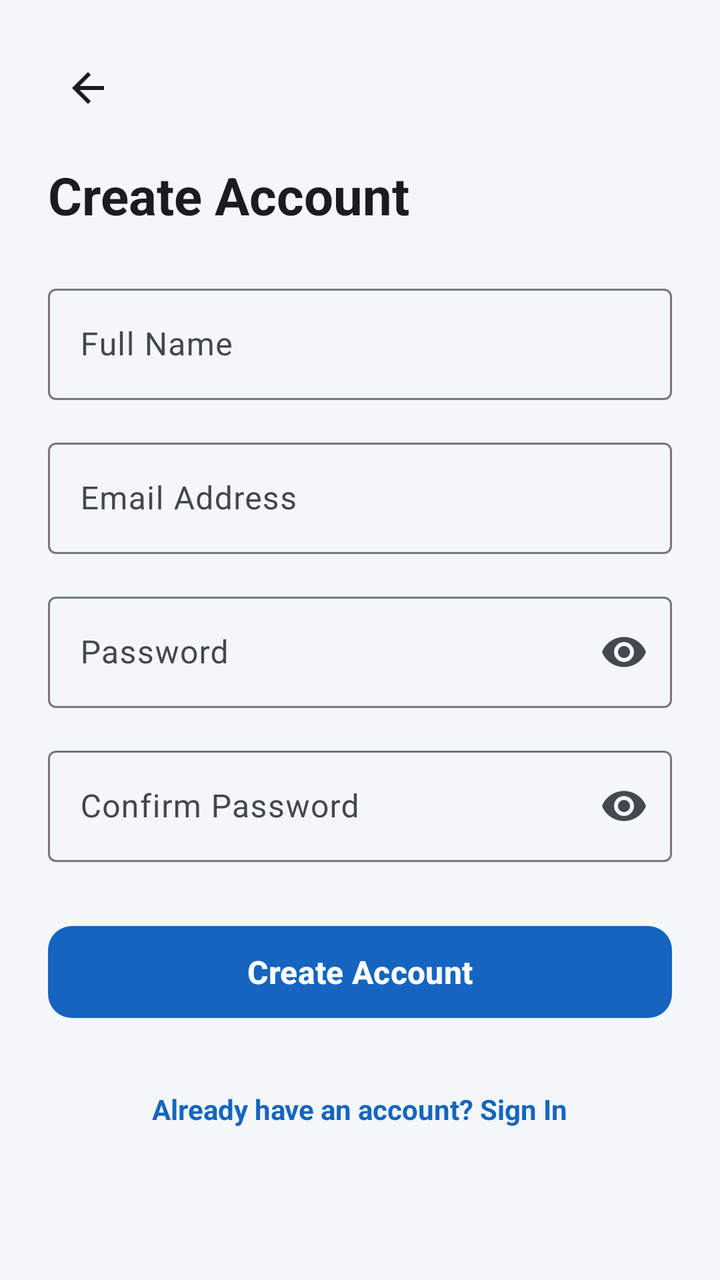
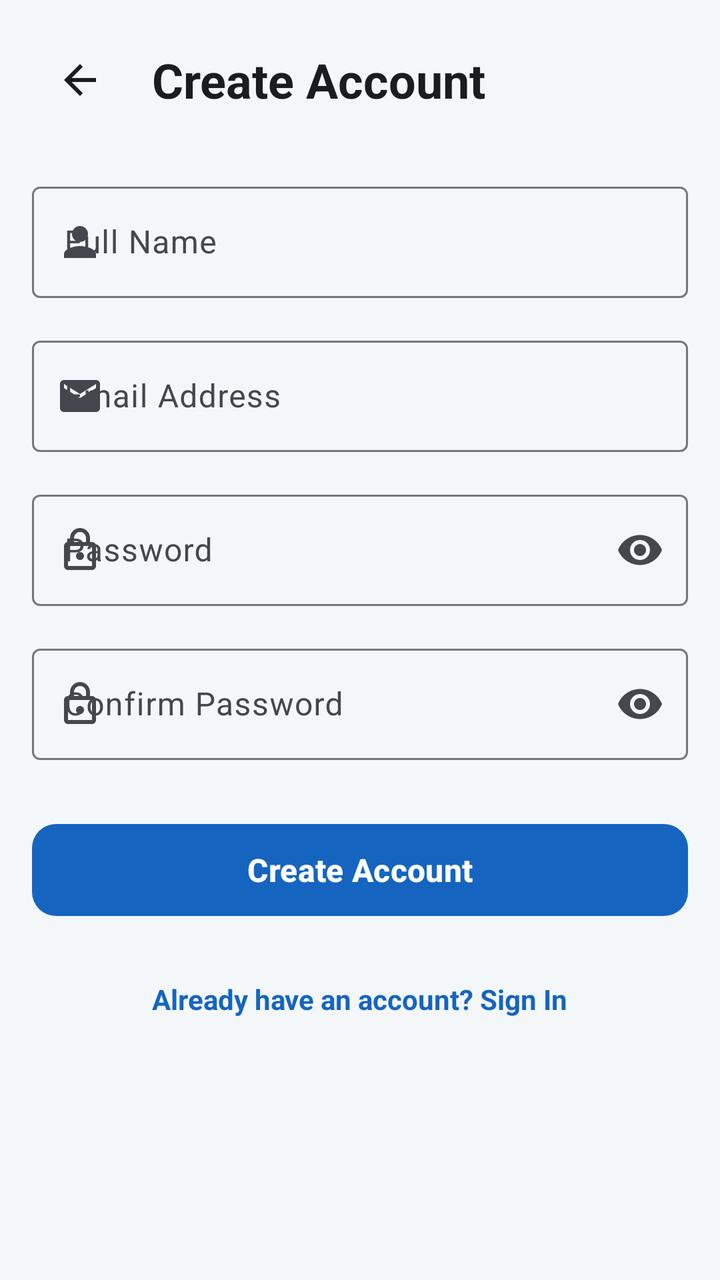

Two renders of the same Android screen: before a commit and after it. Below are the layout's source before the change and the commit's diff.
<!-- AndroidManifest.xml: application theme Theme.Tourism_App -->
<!-- res/layout/activity_register.xml -->
<?xml version="1.0" encoding="utf-8"?>
<androidx.core.widget.NestedScrollView xmlns:android="http://schemas.android.com/apk/res/android"
    xmlns:app="http://schemas.android.com/apk/res-auto"
    xmlns:tools="http://schemas.android.com/tools"
    android:layout_width="match_parent"
    android:layout_height="match_parent"
    android:fillViewport="true"
    android:background="@color/background">

    <androidx.constraintlayout.widget.ConstraintLayout
        android:layout_width="match_parent"
        android:layout_height="wrap_content"
        android:padding="24dp">

        <ImageButton
            android:id="@+id/btn_back"
            android:layout_width="40dp"
            android:layout_height="40dp"
            android:background="?attr/selectableItemBackgroundBorderless"
            android:contentDescription="@string/register"
            android:src="@drawable/ic_arrow_back"
            app:layout_constraintStart_toStartOf="parent"
            app:layout_constraintTop_toTopOf="parent"
            app:tint="@color/on_surface" />

        <TextView
            android:id="@+id/tv_register_title"
            android:layout_width="0dp"
            android:layout_height="wrap_content"
            android:layout_marginTop="16dp"
            android:text="@string/register"
            android:textColor="@color/on_surface"
            android:textSize="26sp"
            android:textStyle="bold"
            app:layout_constraintEnd_toEndOf="parent"
            app:layout_constraintStart_toStartOf="parent"
            app:layout_constraintTop_toBottomOf="@id/btn_back" />

        <com.google.android.material.textfield.TextInputLayout
            android:id="@+id/til_name"
            style="@style/Widget.Material3.TextInputLayout.OutlinedBox"
            android:layout_width="0dp"
            android:layout_height="wrap_content"
            android:layout_marginTop="24dp"
            android:hint="@string/full_name"
            app:layout_constraintEnd_toEndOf="parent"
            app:layout_constraintStart_toStartOf="parent"
            app:layout_constraintTop_toBottomOf="@id/tv_register_title">

            <com.google.android.material.textfield.TextInputEditText
                android:id="@+id/et_name"
                android:layout_width="match_parent"
                android:layout_height="wrap_content"
                android:inputType="textPersonName" />
        </com.google.android.material.textfield.TextInputLayout>

        <com.google.android.material.textfield.TextInputLayout
            android:id="@+id/til_reg_email"
            style="@style/Widget.Material3.TextInputLayout.OutlinedBox"
            android:layout_width="0dp"
            android:layout_height="wrap_content"
            android:layout_marginTop="16dp"
            android:hint="@string/email"
            app:layout_constraintEnd_toEndOf="parent"
            app:layout_constraintStart_toStartOf="parent"
            app:layout_constraintTop_toBottomOf="@id/til_name">

            <com.google.android.material.textfield.TextInputEditText
                android:id="@+id/et_reg_email"
                android:layout_width="match_parent"
                android:layout_height="wrap_content"
                android:inputType="textEmailAddress" />
        </com.google.android.material.textfield.TextInputLayout>

        <com.google.android.material.textfield.TextInputLayout
            android:id="@+id/til_reg_password"
            style="@style/Widget.Material3.TextInputLayout.OutlinedBox"
            android:layout_width="0dp"
            android:layout_height="wrap_content"
            android:layout_marginTop="16dp"
            android:hint="@string/password"
            app:endIconMode="password_toggle"
            app:layout_constraintEnd_toEndOf="parent"
            app:layout_constraintStart_toStartOf="parent"
            app:layout_constraintTop_toBottomOf="@id/til_reg_email">

            <com.google.android.material.textfield.TextInputEditText
                android:id="@+id/et_reg_password"
                android:layout_width="match_parent"
                android:layout_height="wrap_content"
                android:inputType="textPassword" />
        </com.google.android.material.textfield.TextInputLayout>

        <com.google.android.material.textfield.TextInputLayout
            android:id="@+id/til_confirm_password"
            style="@style/Widget.Material3.TextInputLayout.OutlinedBox"
            android:layout_width="0dp"
            android:layout_height="wrap_content"
            android:layout_marginTop="16dp"
            android:hint="@string/confirm_password"
            app:endIconMode="password_toggle"
            app:layout_constraintEnd_toEndOf="parent"
            app:layout_constraintStart_toStartOf="parent"
            app:layout_constraintTop_toBottomOf="@id/til_reg_password">

            <com.google.android.material.textfield.TextInputEditText
                android:id="@+id/et_confirm_password"
                android:layout_width="match_parent"
                android:layout_height="wrap_content"
                android:inputType="textPassword" />
        </com.google.android.material.textfield.TextInputLayout>

        <com.google.android.material.button.MaterialButton
            android:id="@+id/btn_register"
            android:layout_width="0dp"
            android:layout_height="54dp"
            android:layout_marginTop="28dp"
            android:text="@string/register"
            android:textSize="16sp"
            android:textStyle="bold"
            app:cornerRadius="12dp"
            app:layout_constraintEnd_toEndOf="parent"
            app:layout_constraintStart_toStartOf="parent"
            app:layout_constraintTop_toBottomOf="@id/til_confirm_password" />

        <TextView
            android:id="@+id/tv_go_login"
            android:layout_width="wrap_content"
            android:layout_height="wrap_content"
            android:layout_marginTop="24dp"
            android:padding="8dp"
            android:text="@string/already_have_an_account"
            android:textColor="@color/primary"
            android:textSize="14sp"
            android:textStyle="bold"
            app:layout_constraintEnd_toEndOf="parent"
            app:layout_constraintStart_toStartOf="parent"
            app:layout_constraintTop_toBottomOf="@id/btn_register" />

    </androidx.constraintlayout.widget.ConstraintLayout>

</androidx.core.widget.NestedScrollView>
<!-- resources referenced by this layout -->
<resources>
  <color name="background">#F4F7FA</color>
  <color name="on_surface">#1A1C1E</color>
  <color name="primary">#1565C0</color>
  <!-- drawable ic_arrow_back (drawable) -->
  <vector xmlns:android="http://schemas.android.com/apk/res/android"
      android:width="24dp"
      android:height="24dp"
      android:viewportWidth="24"
      android:viewportHeight="24">
    <path
        android:fillColor="#FF000000"
        android:pathData="M20,11H7.83l5.59,-5.59L12,4l-8,8 8,8 1.41,-1.41L7.83,13H20v-2z"/>
  </vector>
  <string name="already_have_an_account">Already have an account? Sign In</string>
  <string name="confirm_password">Confirm Password</string>
  <string name="email">Email Address</string>
  <string name="full_name">Full Name</string>
  <string name="password">Password</string>
  <string name="register">Create Account</string>
  <style name="Theme.Tourism_App" parent="Base.Theme.Tourism_App" />
  <color name="on_primary">#FFFFFF</color>
  <color name="primary_container">#D0E4FF</color>
  <color name="on_primary_container">#001D36</color>
  <color name="secondary">#0277BD</color>
  <color name="on_secondary">#FFFFFF</color>
  <color name="secondary_container">#E1F5FE</color>
  <color name="on_secondary_container">#001F29</color>
  <color name="tertiary">#0288D1</color>
  <color name="on_tertiary">#FFFFFF</color>
  <color name="tertiary_container">#E0F7FA</color>
  <color name="on_tertiary_container">#001F24</color>
  <color name="on_background">#1A1C1E</color>
  <color name="surface">#FFFFFF</color>
  <color name="surface_variant">#E0E3EC</color>
  <color name="on_surface_variant">#43474E</color>
  <color name="transparent">#00000000</color>
  <!-- unchanged entries left out for length: 1 -->
</resources>

<!-- the commit's change to res/layout/activity_register.xml (unified diff, before → after) -->
@@ -1,141 +1,171 @@
 <?xml version="1.0" encoding="utf-8"?>
-<androidx.core.widget.NestedScrollView xmlns:android="http://schemas.android.com/apk/res/android"
+<androidx.core.widget.NestedScrollView
+    xmlns:android="http://schemas.android.com/apk/res/android"
     xmlns:app="http://schemas.android.com/apk/res-auto"
     xmlns:tools="http://schemas.android.com/tools"
+    android:id="@+id/scroll_register"
     android:layout_width="match_parent"
     android:layout_height="match_parent"
     android:fillViewport="true"
-    android:background="@color/background">
+    android:background="@color/background"
+    android:scrollbars="none">
 
     <androidx.constraintlayout.widget.ConstraintLayout
         android:layout_width="match_parent"
         android:layout_height="wrap_content"
-        android:padding="24dp">
+        android:paddingStart="@dimen/screen_horizontal_margin"
+        android:paddingEnd="@dimen/screen_horizontal_margin"
+        android:paddingTop="16dp"
+        android:paddingBottom="24dp">
 
-        <ImageButton
-            android:id="@+id/btn_back"
-            android:layout_width="40dp"
-            android:layout_height="40dp"
-            android:background="?attr/selectableItemBackgroundBorderless"
-            android:contentDescription="@string/register"
-            android:src="@drawable/ic_arrow_back"
-            app:layout_constraintStart_toStartOf="parent"
-            app:layout_constraintTop_toTopOf="parent"
-            app:tint="@color/on_surface" />
-
-        <TextView
-            android:id="@+id/tv_register_title"
+        <LinearLayout
             android:layout_width="0dp"
             android:layout_height="wrap_content"
-            android:layout_marginTop="16dp"
-            android:text="@string/register"
-            android:textColor="@color/on_surface"
-            android:textSize="26sp"
-            android:textStyle="bold"
+            android:orientation="vertical"
+            app:layout_constraintWidth_max="@dimen/form_max_width"
+            app:layout_constraintStart_toStartOf="parent"
             app:layout_constraintEnd_toEndOf="parent"
-            app:layout_constraintStart_toStartOf="parent"
-            app:layout_constraintTop_toBottomOf="@id/btn_back" />
+            app:layout_constraintTop_toTopOf="parent">
 
-        <com.google.android.material.textfield.TextInputLayout
-            android:id="@+id/til_name"
-            style="@style/Widget.Material3.TextInputLayout.OutlinedBox"
-            android:layout_width="0dp"
-            android:layout_height="wrap_content"
-            android:layout_marginTop="24dp"
-            android:hint="@string/full_name"
-            app:layout_constraintEnd_toEndOf="parent"
-            app:layout_constraintStart_toStartOf="parent"
-            app:layout_constraintTop_toBottomOf="@id/tv_register_title">
-
-            <com.google.android.material.textfield.TextInputEditText
-                android:id="@+id/et_name"
+            
+            <LinearLayout
                 android:layout_width="match_parent"
                 android:layout_height="wrap_content"
-                android:inputType="textPersonName" />
-        </com.google.android.material.textfield.TextInputLayout>
+                android:gravity="center_vertical"
+                android:orientation="horizontal">
 
-        <com.google.android.material.textfield.TextInputLayout
-            android:id="@+id/til_reg_email"
-            style="@style/Widget.Material3.TextInputLayout.OutlinedBox"
-            android:layout_width="0dp"
-            android:layout_height="wrap_content"
-            android:layout_marginTop="16dp"
-            android:hint="@string/email"
-            app:layout_constraintEnd_toEndOf="parent"
-            app:layout_constraintStart_toStartOf="parent"
-            app:layout_constraintTop_toBottomOf="@id/til_name">
+                <ImageButton
+                    android:id="@+id/btn_back"
+                    android:layout_width="48dp"
+                    android:layout_height="48dp"
+                    android:background="?attr/selectableItemBackgroundBorderless"
+                    android:contentDescription="@string/back"
+                    android:padding="8dp"
+                    android:src="@drawable/ic_arrow_back"
+                    app:tint="@color/on_surface" />
 
-            <com.google.android.material.textfield.TextInputEditText
-                android:id="@+id/et_reg_email"
+                <TextView
+                    android:id="@+id/tv_register_title"
+                    android:layout_width="wrap_content"
+                    android:layout_height="wrap_content"
+                    android:layout_marginStart="12dp"
+                    android:text="@string/register"
+                    android:textColor="@color/on_surface"
+                    android:textSize="24sp"
+                    android:textStyle="bold" />
+
+            </LinearLayout>
+
+            
+            <com.google.android.material.textfield.TextInputLayout
+                android:id="@+id/til_name"
+                style="@style/Widget.Material3.TextInputLayout.OutlinedBox"
                 android:layout_width="match_parent"
                 android:layout_height="wrap_content"
-                android:inputType="textEmailAddress" />
-        </com.google.android.material.textfield.TextInputLayout>
+                android:layout_marginTop="24dp"
+                android:hint="@string/full_name"
+                app:startIconDrawable="@drawable/ic_profile">
 
-        <com.google.android.material.textfield.TextInputLayout
-            android:id="@+id/til_reg_password"
-            style="@style/Widget.Material3.TextInputLayout.OutlinedBox"
-            android:layout_width="0dp"
-            android:layout_height="wrap_content"
-            android:layout_marginTop="16dp"
-            android:hint="@string/password"
-            app:endIconMode="password_toggle"
-            app:layout_constraintEnd_toEndOf="parent"
-            app:layout_constraintStart_toStartOf="parent"
-            app:layout_constraintTop_toBottomOf="@id/til_reg_email">
+                <com.google.android.material.textfield.TextInputEditText
+                    android:id="@+id/et_name"
+                    android:layout_width="match_parent"
+                    android:layout_height="wrap_content"
+                    android:inputType="textPersonName"
+                    android:maxLines="1"
+                    android:imeOptions="actionNext" />
 
-            <com.google.android.material.textfield.TextInputEditText
-                android:id="@+id/et_reg_password"
+            </com.google.android.material.textfield.TextInputLayout>
+
+            
+            <com.google.android.material.textfield.TextInputLayout
+                android:id="@+id/til_reg_email"
+                style="@style/Widget.Material3.TextInputLayout.OutlinedBox"
                 android:layout_width="match_parent"
                 android:layout_height="wrap_content"
-                android:inputType="textPassword" />
-        </com.google.android.material.textfield.TextInputLayout>
+                android:layout_marginTop="16dp"
+                android:hint="@string/email"
+                app:startIconDrawable="@drawable/ic_email">
 
-        <com.google.android.material.textfield.TextInputLayout
-            android:id="@+id/til_confirm_password"
-            style="@style/Widget.Material3.TextInputLayout.OutlinedBox"
-            android:layout_width="0dp"
-            android:layout_height="wrap_content"
-            android:layout_marginTop="16dp"
-            android:hint="@string/confirm_password"
-            app:endIconMode="password_toggle"
-            app:layout_constraintEnd_toEndOf="parent"
-            app:layout_constraintStart_toStartOf="parent"
-            app:layout_constraintTop_toBottomOf="@id/til_reg_password">
+                <com.google.android.material.textfield.TextInputEditText
+                    android:id="@+id/et_reg_email"
+                    android:layout_width="match_parent"
+                    android:layout_height="wrap_content"
+                    android:inputType="textEmailAddress"
+                    android:maxLines="1"
+                    android:imeOptions="actionNext" />
 
-            <com.google.android.material.textfield.TextInputEditText
-                android:id="@+id/et_confirm_password"
+            </com.google.android.material.textfield.TextInputLayout>
+
+            
+            <com.google.android.material.textfield.TextInputLayout
+                android:id="@+id/til_reg_password"
+                style="@style/Widget.Material3.TextInputLayout.OutlinedBox"
                 android:layout_width="match_parent"
                 android:layout_height="wrap_content"
-                android:inputType="textPassword" />
-        </com.google.android.material.textfield.TextInputLayout>
+                android:layout_marginTop="16dp"
+                android:hint="@string/password"
+                app:startIconDrawable="@drawable/ic_lock"
+                app:endIconMode="password_toggle">
 
-        <com.google.android.material.button.MaterialButton
-            android:id="@+id/btn_register"
-            android:layout_width="0dp"
-            android:layout_height="54dp"
-            android:layout_marginTop="28dp"
-            android:text="@string/register"
-            android:textSize="16sp"
-            android:textStyle="bold"
-            app:cornerRadius="12dp"
-            app:layout_constraintEnd_toEndOf="parent"
-            app:layout_constraintStart_toStartOf="parent"
-            app:layout_constraintTop_toBottomOf="@id/til_confirm_password" />
+                <com.google.android.material.textfield.TextInputEditText
+                    android:id="@+id/et_reg_password"
+                    android:layout_width="match_parent"
+                    android:layout_height="wrap_content"
+                    android:inputType="textPassword"
+                    android:maxLines="1"
+                    android:imeOptions="actionNext" />
 
-        <TextView
-            android:id="@+id/tv_go_login"
-            android:layout_width="wrap_content"
-            android:layout_height="wrap_content"
-            android:layout_marginTop="24dp"
-            android:padding="8dp"
-            android:text="@string/already_have_an_account"
-            android:textColor="@color/primary"
-            android:textSize="14sp"
-            android:textStyle="bold"
-            app:layout_constraintEnd_toEndOf="parent"
-            app:layout_constraintStart_toStartOf="parent"
-            app:layout_constraintTop_toBottomOf="@id/btn_register" />
+            </com.google.android.material.textfield.TextInputLayout>
+
+            
+            <com.google.android.material.textfield.TextInputLayout
+                android:id="@+id/til_confirm_password"
+                style="@style/Widget.Material3.TextInputLayout.OutlinedBox"
+                android:layout_width="match_parent"
+                android:layout_height="wrap_content"
+                android:layout_marginTop="16dp"
+                android:hint="@string/confirm_password"
+                app:startIconDrawable="@drawable/ic_lock"
+                app:endIconMode="password_toggle">
+
+                <com.google.android.material.textfield.TextInputEditText
+                    android:id="@+id/et_confirm_password"
+                    android:layout_width="match_parent"
+                    android:layout_height="wrap_content"
+                    android:inputType="textPassword"
+                    android:maxLines="1"
+                    android:imeOptions="actionDone" />
+
+            </com.google.android.material.textfield.TextInputLayout>
+
+            
+            <com.google.android.material.button.MaterialButton
+                android:id="@+id/btn_register"
+                android:layout_width="match_parent"
+                android:layout_height="54dp"
+                android:layout_marginTop="28dp"
+                android:text="@string/register"
+                android:textSize="16sp"
+                android:textStyle="bold"
+                android:textAllCaps="false"
+                app:cornerRadius="12dp" />
+
+            
+            <TextView
+                android:id="@+id/tv_go_login"
+                android:layout_width="wrap_content"
+                android:layout_height="wrap_content"
+                android:layout_marginTop="20dp"
+                android:layout_gravity="center_horizontal"
+                android:padding="8dp"
+                android:text="@string/already_have_an_account"
+                android:textColor="@color/primary"
+                android:textSize="14sp"
+                android:textStyle="bold"
+                android:clickable="true"
+                android:focusable="true" />
+
+        </LinearLayout>
 
     </androidx.constraintlayout.widget.ConstraintLayout>
 
<!-- resource entries referenced after the edit -->
@@ -3,6 +3,8 @@
   <color name="background">#F4F7FA</color>
   <color name="on_surface">#1A1C1E</color>
   <color name="primary">#1565C0</color>
+  <dimen name="form_max_width">0dp</dimen>
+  <dimen name="screen_horizontal_margin">16dp</dimen>
   <!-- drawable ic_arrow_back (drawable) -->
   <vector xmlns:android="http://schemas.android.com/apk/res/android"
       android:width="24dp"
@@ -13,7 +15,38 @@
         android:fillColor="#FF000000"
         android:pathData="M20,11H7.83l5.59,-5.59L12,4l-8,8 8,8 1.41,-1.41L7.83,13H20v-2z"/>
   </vector>
+  <!-- drawable ic_email (drawable) -->
+  <vector xmlns:android="http://schemas.android.com/apk/res/android"
+      android:width="24dp"
+      android:height="24dp"
+      android:viewportWidth="24"
+      android:viewportHeight="24">
+    <path
+        android:fillColor="@android:color/white"
+        android:pathData="M20,4H4C2.9,4 2,4.9 2,6v12c0,1.1 0.9,2 2,2h16c1.1,0 2,-0.9 2,-2V6C22,4.9 21.1,4 20,4zM20,8l-8,5l-8,-5V6l8,5l8,-5V8z"/>
+  </vector>
+  <!-- drawable ic_lock (drawable) -->
+  <vector xmlns:android="http://schemas.android.com/apk/res/android"
+      android:width="24dp"
+      android:height="24dp"
+      android:viewportWidth="24"
+      android:viewportHeight="24">
+    <path
+        android:fillColor="@android:color/white"
+        android:pathData="M18,8h-1V6c0,-2.76 -2.24,-5 -5,-5S7,3.24 7,6v2H6c-1.1,0 -2,0.9 -2,2v10c0,1.1 0.9,2 2,2h12c1.1,0 2,-0.9 2,-2V10c0,-1.1 -0.9,-2 -2,-2zM9,6c0,-1.66 1.34,-3 3,-3s3,1.34 3,3v2H9V6zm9,14H6V10h12v10zm-6,-3c1.1,0 2,-0.9 2,-2s-0.9,-2 -2,-2 -2,0.9 -2,2 0.9,2 2,2z"/>
+  </vector>
+  <!-- drawable ic_profile (drawable) -->
+  <vector xmlns:android="http://schemas.android.com/apk/res/android"
+      android:width="24dp"
+      android:height="24dp"
+      android:viewportWidth="24"
+      android:viewportHeight="24">
+    <path
+        android:fillColor="#FF000000"
+        android:pathData="M12,12c2.21,0 4,-1.79 4,-4s-1.79,-4 -4,-4 -4,1.79 -4,4 1.79,4 4,4zM12,14c-2.67,0 -8,1.34 -8,4v2h16v-2c0,-2.66 -5.33,-4 -8,-4z"/>
+  </vector>
   <string name="already_have_an_account">Already have an account? Sign In</string>
+  <string name="back">Back</string>
   <string name="confirm_password">Confirm Password</string>
   <string name="email">Email Address</string>
   <string name="full_name">Full Name</string>
